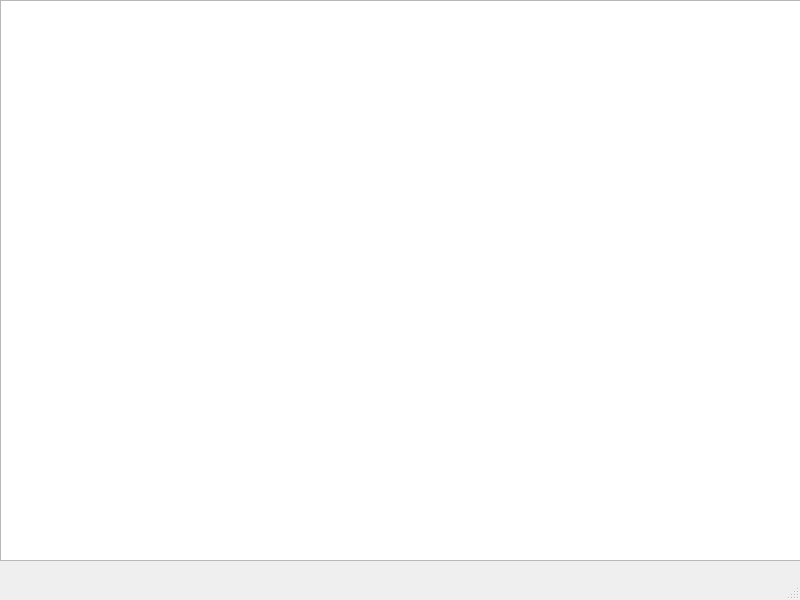
First picture: the form in mainwindow.ui, repository sunxinhao5513/qt_chengshe2023, before the edit.
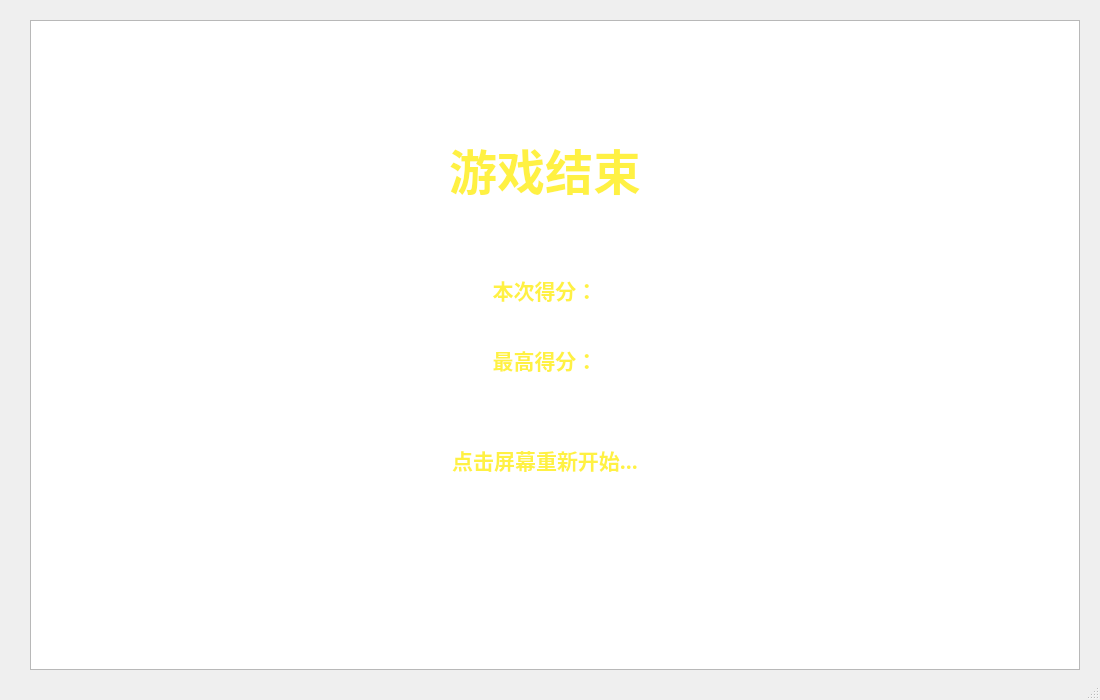
Second picture: the form after the edit.

```diff
--- a/mainwindow.ui
+++ b/mainwindow.ui
@@ -2,12 +2,15 @@
 <ui version="4.0">
  <class>MainWindow</class>
  <widget class="QMainWindow" name="MainWindow">
+  <property name="enabled">
+   <bool>true</bool>
+  </property>
   <property name="geometry">
    <rect>
     <x>0</x>
     <y>0</y>
-    <width>800</width>
-    <height>600</height>
+    <width>1100</width>
+    <height>700</height>
    </rect>
   </property>
   <property name="windowTitle">
@@ -17,11 +20,160 @@
    <widget class="QGraphicsView" name="graphicsView">
     <property name="geometry">
      <rect>
-      <x>0</x>
-      <y>0</y>
-      <width>801</width>
-      <height>561</height>
+      <x>30</x>
+      <y>20</y>
+      <width>1050</width>
+      <height>650</height>
      </rect>
+    </property>
+    <property name="font">
+     <font>
+      <weight>50</weight>
+      <bold>false</bold>
+     </font>
+    </property>
+   </widget>
+   <widget class="QTextEdit" name="textEdit">
+    <property name="geometry">
+     <rect>
+      <x>40</x>
+      <y>30</y>
+      <width>181</width>
+      <height>51</height>
+     </rect>
+    </property>
+    <property name="font">
+     <font>
+      <family>Georgia</family>
+      <pointsize>12</pointsize>
+      <weight>75</weight>
+      <bold>true</bold>
+     </font>
+    </property>
+    <property name="focusPolicy">
+     <enum>Qt::NoFocus</enum>
+    </property>
+    <property name="styleSheet">
+     <string notr="true">QTextEdit{background-color: rgb(255, 255, 255, 60); border-radius: 3px;}</string>
+    </property>
+    <property name="html">
+     <string>&lt;!DOCTYPE HTML PUBLIC &quot;-//W3C//DTD HTML 4.0//EN&quot; &quot;http://www.w3.org/TR/REC-html40/strict.dtd&quot;&gt;
+&lt;html&gt;&lt;head&gt;&lt;meta name=&quot;qrichtext&quot; content=&quot;1&quot; /&gt;&lt;style type=&quot;text/css&quot;&gt;
+p, li { white-space: pre-wrap; }
+&lt;/style&gt;&lt;/head&gt;&lt;body style=&quot; font-family:'Georgia'; font-size:12pt; font-weight:600; font-style:normal;&quot;&gt;
+&lt;p style=&quot;-qt-paragraph-type:empty; margin-top:0px; margin-bottom:0px; margin-left:0px; margin-right:0px; -qt-block-indent:0; text-indent:0px; font-family:'Bahnschrift Light'; font-size:9pt; font-weight:400;&quot;&gt;&lt;br /&gt;&lt;/p&gt;&lt;/body&gt;&lt;/html&gt;</string>
+    </property>
+   </widget>
+   <widget class="QTextEdit" name="textEdit_2">
+    <property name="geometry">
+     <rect>
+      <x>380</x>
+      <y>130</y>
+      <width>330</width>
+      <height>140</height>
+     </rect>
+    </property>
+    <property name="font">
+     <font>
+      <family>幼圆</family>
+      <pointsize>36</pointsize>
+      <weight>75</weight>
+      <bold>true</bold>
+     </font>
+    </property>
+    <property name="styleSheet">
+     <string notr="true">QTextEdit{background-color: rgb(255, 255, 255, 60); border-radius: 3px;}</string>
+    </property>
+    <property name="html">
+     <string>&lt;!DOCTYPE HTML PUBLIC &quot;-//W3C//DTD HTML 4.0//EN&quot; &quot;http://www.w3.org/TR/REC-html40/strict.dtd&quot;&gt;
+&lt;html&gt;&lt;head&gt;&lt;meta name=&quot;qrichtext&quot; content=&quot;1&quot; /&gt;&lt;style type=&quot;text/css&quot;&gt;
+p, li { white-space: pre-wrap; }
+&lt;/style&gt;&lt;/head&gt;&lt;body style=&quot; font-family:'幼圆'; font-size:36pt; font-weight:600; font-style:normal;&quot;&gt;
+&lt;p align=&quot;center&quot; style=&quot; margin-top:0px; margin-bottom:0px; margin-left:0px; margin-right:0px; -qt-block-indent:0; text-indent:0px;&quot;&gt;&lt;span style=&quot; color:#fff143;&quot;&gt;游戏结束&lt;/span&gt;&lt;/p&gt;&lt;/body&gt;&lt;/html&gt;</string>
+    </property>
+   </widget>
+   <widget class="QTextEdit" name="textEdit_3">
+    <property name="geometry">
+     <rect>
+      <x>380</x>
+      <y>440</y>
+      <width>330</width>
+      <height>60</height>
+     </rect>
+    </property>
+    <property name="font">
+     <font>
+      <family>幼圆</family>
+      <pointsize>18</pointsize>
+      <weight>75</weight>
+      <bold>true</bold>
+     </font>
+    </property>
+    <property name="styleSheet">
+     <string notr="true">QTextEdit{background-color: rgb(255, 255, 255, 60); border-radius: 3px;}</string>
+    </property>
+    <property name="html">
+     <string>&lt;!DOCTYPE HTML PUBLIC &quot;-//W3C//DTD HTML 4.0//EN&quot; &quot;http://www.w3.org/TR/REC-html40/strict.dtd&quot;&gt;
+&lt;html&gt;&lt;head&gt;&lt;meta name=&quot;qrichtext&quot; content=&quot;1&quot; /&gt;&lt;style type=&quot;text/css&quot;&gt;
+p, li { white-space: pre-wrap; }
+&lt;/style&gt;&lt;/head&gt;&lt;body style=&quot; font-family:'幼圆'; font-size:18pt; font-weight:600; font-style:normal;&quot;&gt;
+&lt;p align=&quot;center&quot; style=&quot; margin-top:0px; margin-bottom:0px; margin-left:0px; margin-right:0px; -qt-block-indent:0; text-indent:0px;&quot;&gt;&lt;span style=&quot; font-size:16pt; color:#fff143;&quot;&gt;点击屏幕重新开始...&lt;/span&gt;&lt;/p&gt;&lt;/body&gt;&lt;/html&gt;</string>
+    </property>
+   </widget>
+   <widget class="QTextEdit" name="textEdit_4">
+    <property name="geometry">
+     <rect>
+      <x>380</x>
+      <y>270</y>
+      <width>330</width>
+      <height>70</height>
+     </rect>
+    </property>
+    <property name="font">
+     <font>
+      <family>幼圆</family>
+      <pointsize>16</pointsize>
+      <weight>75</weight>
+      <bold>true</bold>
+     </font>
+    </property>
+    <property name="styleSheet">
+     <string notr="true">QTextEdit{background-color: rgb(255, 255, 255, 60); border-radius: 3px;}</string>
+    </property>
+    <property name="html">
+     <string>&lt;!DOCTYPE HTML PUBLIC &quot;-//W3C//DTD HTML 4.0//EN&quot; &quot;http://www.w3.org/TR/REC-html40/strict.dtd&quot;&gt;
+&lt;html&gt;&lt;head&gt;&lt;meta name=&quot;qrichtext&quot; content=&quot;1&quot; /&gt;&lt;style type=&quot;text/css&quot;&gt;
+p, li { white-space: pre-wrap; }
+&lt;/style&gt;&lt;/head&gt;&lt;body style=&quot; font-family:'幼圆'; font-size:16pt; font-weight:600; font-style:normal;&quot;&gt;
+&lt;p align=&quot;center&quot; style=&quot; margin-top:0px; margin-bottom:0px; margin-left:0px; margin-right:0px; -qt-block-indent:0; text-indent:0px;&quot;&gt;&lt;span style=&quot; color:#fff143;&quot;&gt;本次得分：&lt;/span&gt;&lt;/p&gt;&lt;/body&gt;&lt;/html&gt;</string>
+    </property>
+   </widget>
+   <widget class="QTextEdit" name="textEdit_5">
+    <property name="geometry">
+     <rect>
+      <x>380</x>
+      <y>340</y>
+      <width>330</width>
+      <height>100</height>
+     </rect>
+    </property>
+    <property name="font">
+     <font>
+      <family>幼圆</family>
+      <pointsize>16</pointsize>
+      <weight>75</weight>
+      <bold>true</bold>
+     </font>
+    </property>
+    <property name="styleSheet">
+     <string notr="true">QTextEdit{background-color: rgb(255, 255, 255, 60); border-radius: 3px;}</string>
+    </property>
+    <property name="html">
+     <string>&lt;!DOCTYPE HTML PUBLIC &quot;-//W3C//DTD HTML 4.0//EN&quot; &quot;http://www.w3.org/TR/REC-html40/strict.dtd&quot;&gt;
+&lt;html&gt;&lt;head&gt;&lt;meta name=&quot;qrichtext&quot; content=&quot;1&quot; /&gt;&lt;style type=&quot;text/css&quot;&gt;
+p, li { white-space: pre-wrap; }
+&lt;/style&gt;&lt;/head&gt;&lt;body style=&quot; font-family:'幼圆'; font-size:16pt; font-weight:600; font-style:normal;&quot;&gt;
+&lt;p align=&quot;center&quot; style=&quot; margin-top:0px; margin-bottom:0px; margin-left:0px; margin-right:0px; -qt-block-indent:0; text-indent:0px;&quot;&gt;&lt;span style=&quot; color:#fff143;&quot;&gt;最高得分：&lt;/span&gt;&lt;/p&gt;&lt;/body&gt;&lt;/html&gt;</string>
     </property>
    </widget>
   </widget>
```
Left out of the diff: 4 changed lines with no effect on the pictures.
